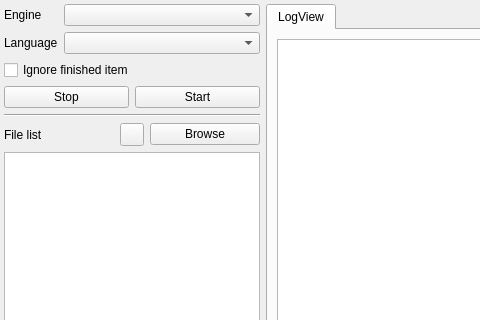
First picture: the form in xapps/xlinguist/src/mainwindow.ui, repository x-tools-author/x-tools, before the edit; both pictures show x 0 to 480 and y 0 to 320 of the 985 by 600 pixel window.
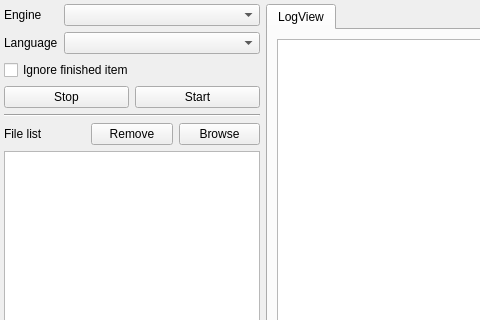
Second picture: the form after the edit.

The edit to the form file:
```diff
--- a/xapps/xlinguist/src/mainwindow.ui
+++ b/xapps/xlinguist/src/mainwindow.ui
@@ -57,9 +57,9 @@
        </widget>
       </item>
       <item>
-       <widget class="QToolButton" name="toolButtonRemove">
+       <widget class="QPushButton" name="pushButtonRemove">
         <property name="text">
-         <string notr="true"/>
+         <string>Remove</string>
         </property>
        </widget>
       </item>
@@ -72,16 +72,6 @@
       </item>
      </layout>
     </item>
-    <item row="6" column="0" colspan="2">
-     <widget class="QListWidget" name="listWidget">
-      <property name="sizePolicy">
-       <sizepolicy hsizetype="Preferred" vsizetype="Expanding">
-        <horstretch>0</horstretch>
-        <verstretch>0</verstretch>
-       </sizepolicy>
-      </property>
-     </widget>
-    </item>
     <item row="3" column="0" colspan="2">
      <layout class="QHBoxLayout" name="horizontalLayout">
       <item>
@@ -141,6 +131,9 @@
       </widget>
      </widget>
     </item>
+    <item row="6" column="0" colspan="2">
+     <widget class="QTableView" name="tableView"/>
+    </item>
    </layout>
   </widget>
  </widget>
```
